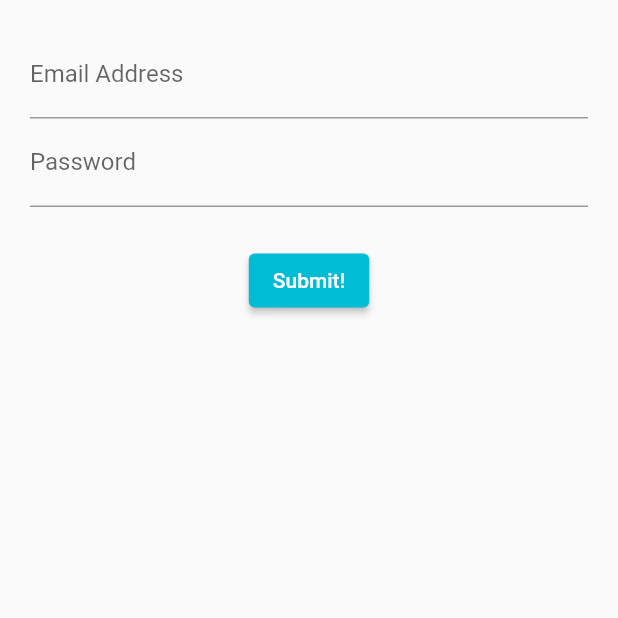
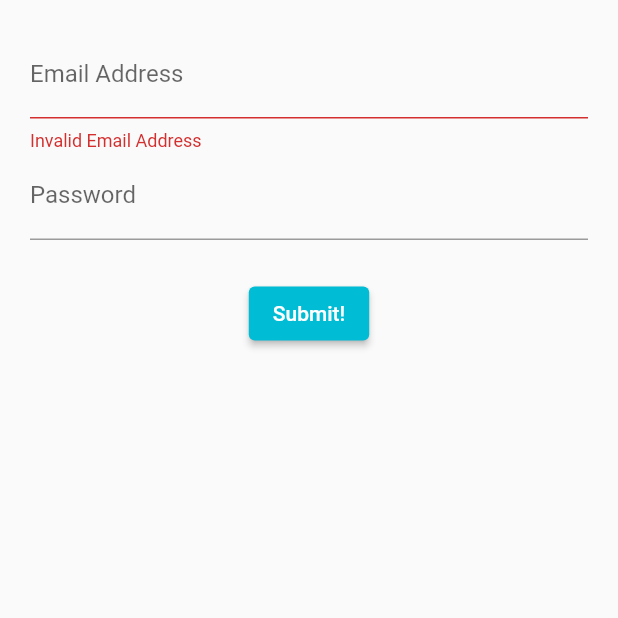
Before and after one commit to rubayet211/LoginScreen_Flutter_Bloc, a Flutter app: the screen it shows after launch, on a phone screen of 412 x 824 dp, the top half of it. Run offline on Flutter 3.47's test engine with Material 2 defaults, Android fonts, the phone set to English and light mode, and no system bars.

Commit message:
2nd Commit

```diff
--- /dev/null
+++ b/lib/src/blocs/bloc.dart
@@ -0,0 +1,3 @@
+import 'dart:async';
+
+class Bloc {}
--- a/lib/src/screens/login_screen.dart
+++ b/lib/src/screens/login_screen.dart
@@ -19,11 +19,12 @@ class LoginScreen extends StatelessWidget {
 
   Widget emailField() {
     return TextField(
-        keyboardType: TextInputType.emailAddress,
-        decoration: InputDecoration(
+      keyboardType: TextInputType.emailAddress,
+      decoration: InputDecoration(
           hintText: 'you@example.com',
           labelText: 'Email Address',
-        ));
+          errorText: 'Invalid Email Address'),
+    );
   }
 
   Widget passwordField() {
```
